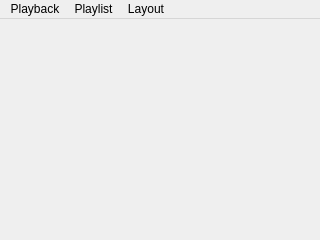
First picture: the form in apps/zxtune-qt/ui/mainwindow.ui, repository vitamin-caig/zxtune, before the edit.
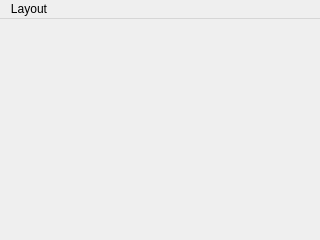
Second picture: the form after the edit. Icons and pictures are not drawn.

```diff
--- a/apps/zxtune-qt/ui/mainwindow.ui
+++ b/apps/zxtune-qt/ui/mainwindow.ui
@@ -45,34 +45,11 @@
    <property name="acceptDrops">
     <bool>false</bool>
    </property>
-   <widget class="QMenu" name="menuPlayback">
-    <property name="title">
-     <string notr="true">Playback</string>
-    </property>
-    <addaction name="actionPlay"/>
-    <addaction name="actionPause"/>
-    <addaction name="actionStop"/>
-    <addaction name="separator"/>
-    <addaction name="actionNext"/>
-    <addaction name="actionPrevious"/>
-   </widget>
    <widget class="QMenu" name="menuLayout">
     <property name="title">
      <string notr="true">Layout</string>
     </property>
    </widget>
-   <widget class="QMenu" name="menuPlaylist">
-    <property name="title">
-     <string>Playlist</string>
-    </property>
-    <addaction name="actionAdd"/>
-    <addaction name="actionClear"/>
-    <addaction name="actionShuffle"/>
-    <addaction name="actionSort"/>
-    <addaction name="actionSave"/>
-   </widget>
-   <addaction name="menuPlayback"/>
-   <addaction name="menuPlaylist"/>
    <addaction name="menuLayout"/>
   </widget>
   <action name="actionPlay">
```
Left out of the diff: 75 changed lines with no effect on the pictures.
